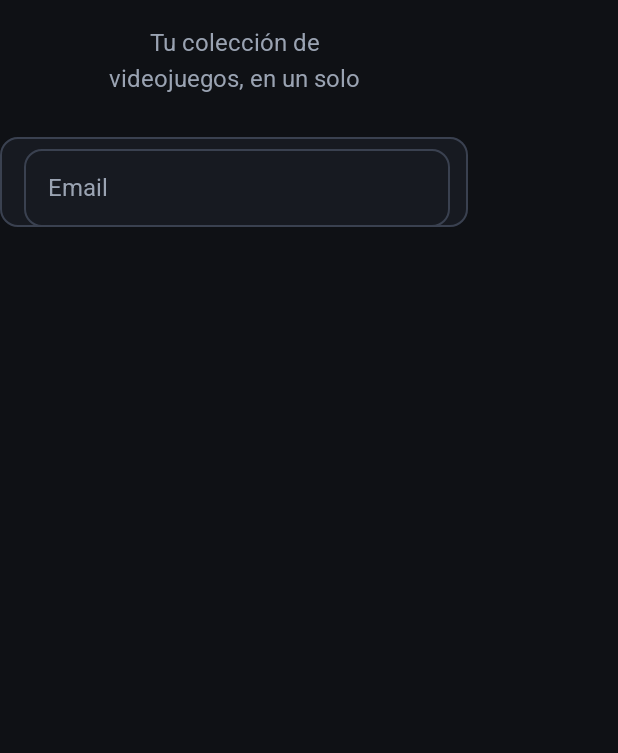
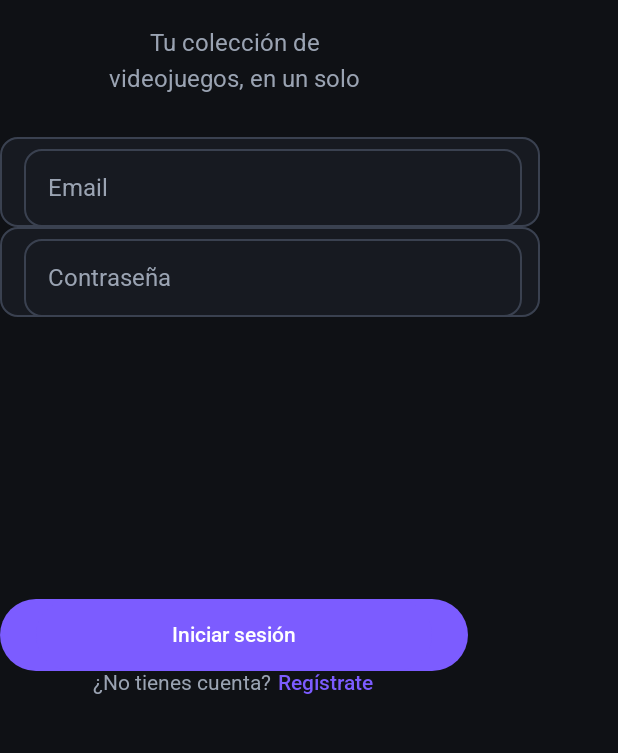
Before and after one commit to HectorMA06/PlayerVault, an Android app built with Jetpack Compose: the composable IniciarSesion shown on its own in the app's theme, on a phone screen of 412 x 824 dp, the part 319-1072 px from its top. Run offline under Robolectric (Android 15) with nearby library versions, the phone set to English and light mode, and no system bars.

Commit message:
feat: InicionSesionScreen

```diff
--- a/android-app/app/src/main/java/com/playervault/app/ui/components/CampoTexto.kt
+++ b/android-app/app/src/main/java/com/playervault/app/ui/components/CampoTexto.kt
@@ -25,7 +25,7 @@ fun CampoTexto(
     OutlinedTextField(
         value = valor,
         onValueChange = onValorChange,
-        modifier = modifier.fillMaxWidth(),
+        modifier = modifier,
         label = { Text(text = titulo) },
         singleLine = true,
         shape = RoundedCornerShape(Variables.shapeMedium),
--- a/android-app/app/src/main/java/com/playervault/app/ui/components/PrimaryButton.kt
+++ b/android-app/app/src/main/java/com/playervault/app/ui/components/PrimaryButton.kt
@@ -28,7 +28,7 @@ fun PrimaryButton(text: String, onClick: () -> Unit,modifier: Modifier = Modifie
     ) {
         Button(
             onClick = onClick,
-            modifier = modifier.height(48.dp),
+            modifier = modifier,
             colors = ButtonDefaults.buttonColors(
                 containerColor = Variables.primary,
                 contentColor = Variables.onPrimary
--- a/android-app/app/src/main/java/com/playervault/app/ui/screens/IniciarSesionScreen.kt
+++ b/android-app/app/src/main/java/com/playervault/app/ui/screens/IniciarSesionScreen.kt
@@ -1,5 +1,6 @@
 package com.playervault.app.ui.screens
 
+import android.widget.Space
 import androidx.compose.foundation.Image
 import androidx.compose.foundation.background
 import androidx.compose.foundation.border
@@ -7,6 +8,7 @@ import androidx.compose.foundation.layout.Arrangement
 import androidx.compose.foundation.layout.Column
 import androidx.compose.foundation.layout.Row
 import androidx.compose.foundation.layout.Spacer
+import androidx.compose.foundation.layout.fillMaxWidth
 import androidx.compose.foundation.layout.height
 import androidx.compose.foundation.layout.padding
 import androidx.compose.foundation.layout.width
@@ -29,6 +31,7 @@ import androidx.compose.ui.unit.dp
 import androidx.compose.ui.unit.sp
 import com.playervault.app.R
 import com.playervault.app.ui.components.CampoTexto
+import com.playervault.app.ui.components.PrimaryButton
 import com.playervault.app.ui.theme.Roboto
 import com.playervault.app.ui.theme.Variables
 import com.playervault.app.ui.theme.background
@@ -39,6 +42,7 @@ import com.playervault.app.ui.theme.outline
 @Composable
 fun IniciarSesion(modifier: Modifier = Modifier) {
     var texto by remember { mutableStateOf("") }
+    var password by remember {mutableStateOf("")}
     //Iniciar sesion
     Column(
         verticalArrangement = Arrangement.spacedBy(0.dp, Alignment.Top),
@@ -101,6 +105,7 @@ fun IniciarSesion(modifier: Modifier = Modifier) {
                     .width(145.dp)
                     .height(36.dp)
             )
+            //Eslogan
             Text(
                 text = stringResource(R.string.eslogan),
                 style = TextStyle(
@@ -116,18 +121,83 @@ fun IniciarSesion(modifier: Modifier = Modifier) {
                     .height(48.dp)
             )
         }
-
+        //Email campo texto
         CampoTexto(
             titulo = "Email",
             valor = texto,
             onValorChange = {texto = it},
             modifier = Modifier
+                .fillMaxWidth()
                 .border(width = 1.dp, color = outline, shape = RoundedCornerShape(size = Variables.shapeMedium))
             .width(312.dp)
             .height(60.dp)
             .background(color = Variables.surface, shape = RoundedCornerShape(size = Variables.shapeMedium))
-            .padding(start = 16.dp, end = 12.dp))
+            .padding(start = 16.dp, end = 12.dp)
+        )
+        //Contraseña
+        CampoTexto(
+            titulo = "Contraseña",
+            valor = password,
+            onValorChange = {password = it},
+            modifier = Modifier
+                .fillMaxWidth()
+                .border(width = 1.dp, color = Variables.outline, shape = RoundedCornerShape(size = Variables.shapeMedium))
+            .width(312.dp)
+            .height(60.dp)
+            .background(color = Variables.surface, shape = RoundedCornerShape(size = Variables.shapeMedium))
+            .padding(start = 16.dp, end = 12.dp)
+        )
+        Spacer(
+            modifier = Modifier
+                .width(312.dp)
+                .height(188.dp)
+        )
+        PrimaryButton(
+            text = "Iniciar sesión",
+            onClick = {},
+            modifier = Modifier
+                .width(312.dp)
+                .height(48.dp)
+                .background(color = Variables.primary, shape = RoundedCornerShape(size = Variables.shapeFull))
+                .padding(start = 24.dp, end = 24.dp)
+        )
 
+        Row(
+            horizontalArrangement = Arrangement.spacedBy(4.dp, Alignment.CenterHorizontally),
+            verticalAlignment = Alignment.Top,
+            modifier = Modifier
+                .width(312.dp)
+                .height(20.dp)
+        ) {
+            Text(
+                text = "¿No tienes cuenta?",
+
+                style = TextStyle(
+                    fontSize = 14.sp,
+                    lineHeight = 20.sp,
+                    fontFamily = Roboto,
+                    fontWeight = FontWeight(400),
+                    color = Variables.onSurfaceVariant,
+                ),
+                modifier = Modifier
+                    .width(119.dp)
+                    .height(20.dp)
+            )
+
+            Text(
+                text = "Regístrate",
+                modifier = Modifier
+                    .width(65.dp)
+                    .height(20.dp),
+                style = TextStyle(
+                    fontSize = 14.sp,
+                    lineHeight = 20.sp,
+                    fontFamily = Roboto,
+                    fontWeight = FontWeight(500),
+                    color = Variables.primary,
+                )
+            )
+        }
     }
 }
 
```
